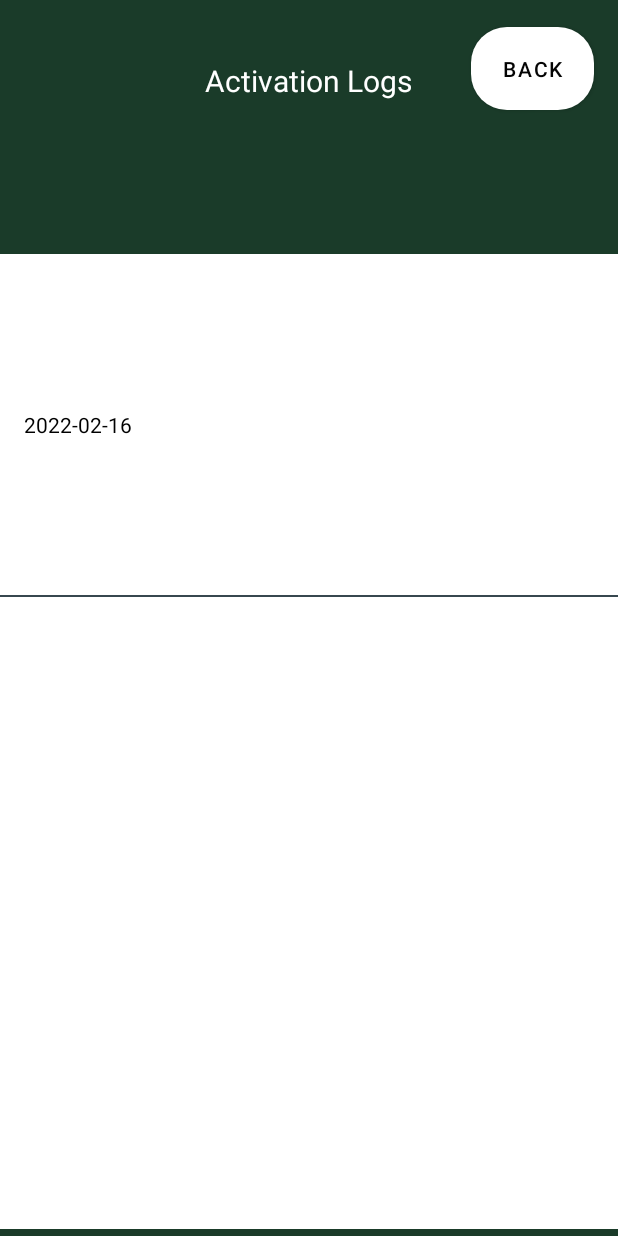
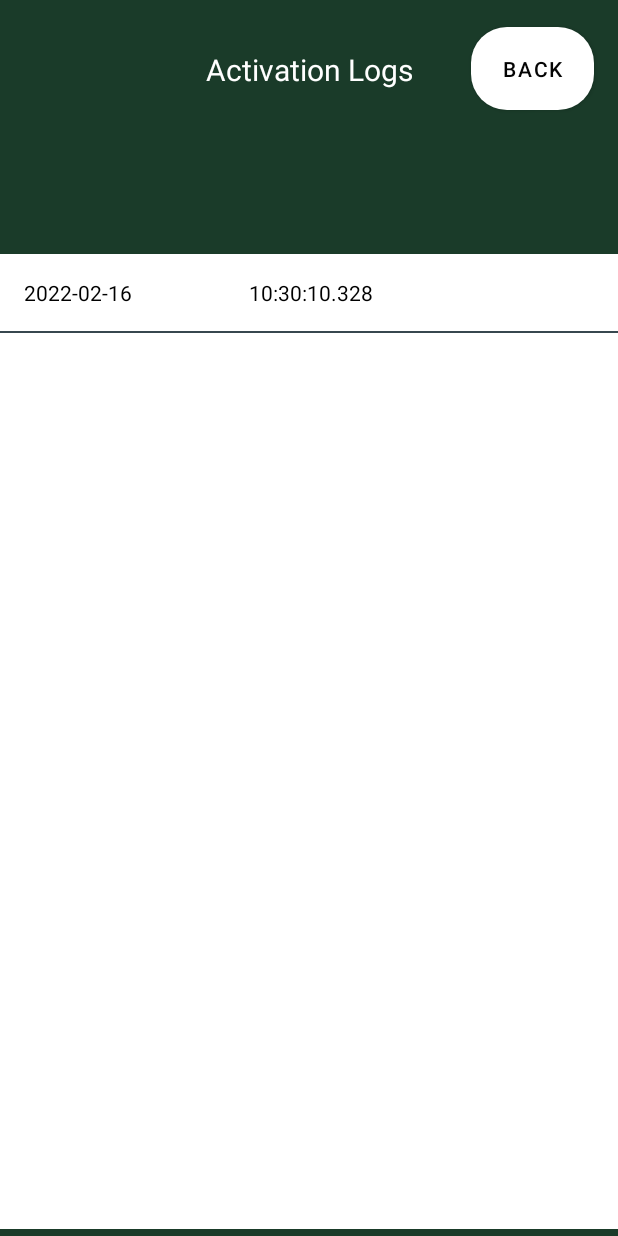
Before and after one commit to nimbly-dev/SEG31-CSTHES, an Android app: the ActivationLogs screen opened directly, with no data from a screen before it, on a phone screen of 412 x 824 dp. Run offline under Robolectric (Android 15) with nearby library versions, the phone set to English and light mode, and no system bars.

Commit message:
Fixed UI of Activation Logs

```diff
--- a/mobile_application/FDMA/app/src/main/res/layout/activity_activation_logs.xml
+++ b/mobile_application/FDMA/app/src/main/res/layout/activity_activation_logs.xml
@@ -16,10 +16,9 @@
         android:textSize="20sp"
         app:layout_constraintBottom_toBottomOf="parent"
         app:layout_constraintEnd_toEndOf="parent"
-        app:layout_constraintHorizontal_bias="0.498"
         app:layout_constraintStart_toStartOf="parent"
         app:layout_constraintTop_toTopOf="parent"
-        app:layout_constraintVertical_bias="0.05" />
+        app:layout_constraintVertical_bias="0.041" />
 
     <Button
         android:id="@+id/btn_activation_logs_back"
--- a/mobile_application/FDMA/app/src/main/res/layout/activity_listview_activation_logs.xml
+++ b/mobile_application/FDMA/app/src/main/res/layout/activity_listview_activation_logs.xml
@@ -6,7 +6,7 @@
 
     <TextView
         android:id="@+id/activationLogsTextView1"
-        android:layout_width="fill_parent"
+        android:layout_width="150dp"
         android:layout_height="wrap_content"
         android:layout_gravity="center"
         android:padding="@dimen/activity_horizontal_margin"
@@ -14,7 +14,7 @@
 
     <TextView
         android:id="@+id/activationLogsTextView2"
-        android:layout_width="fill_parent"
+        android:layout_width="150dp"
         android:layout_height="wrap_content"
         android:layout_gravity="center"
         android:padding="@dimen/activity_horizontal_margin"
```
